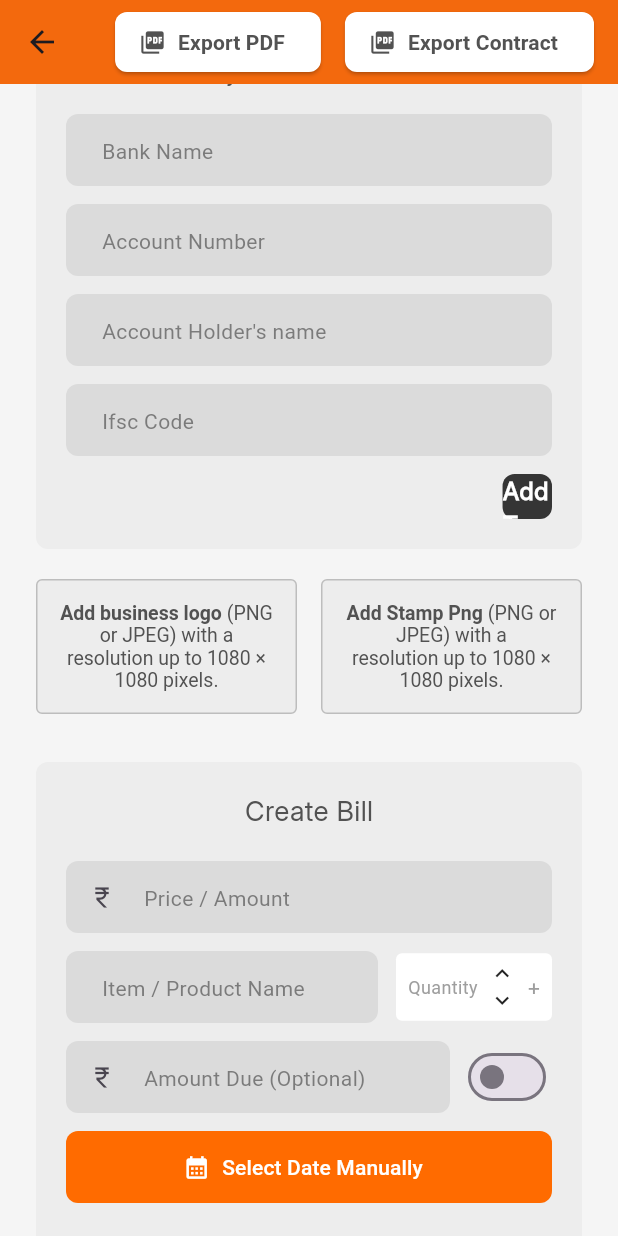
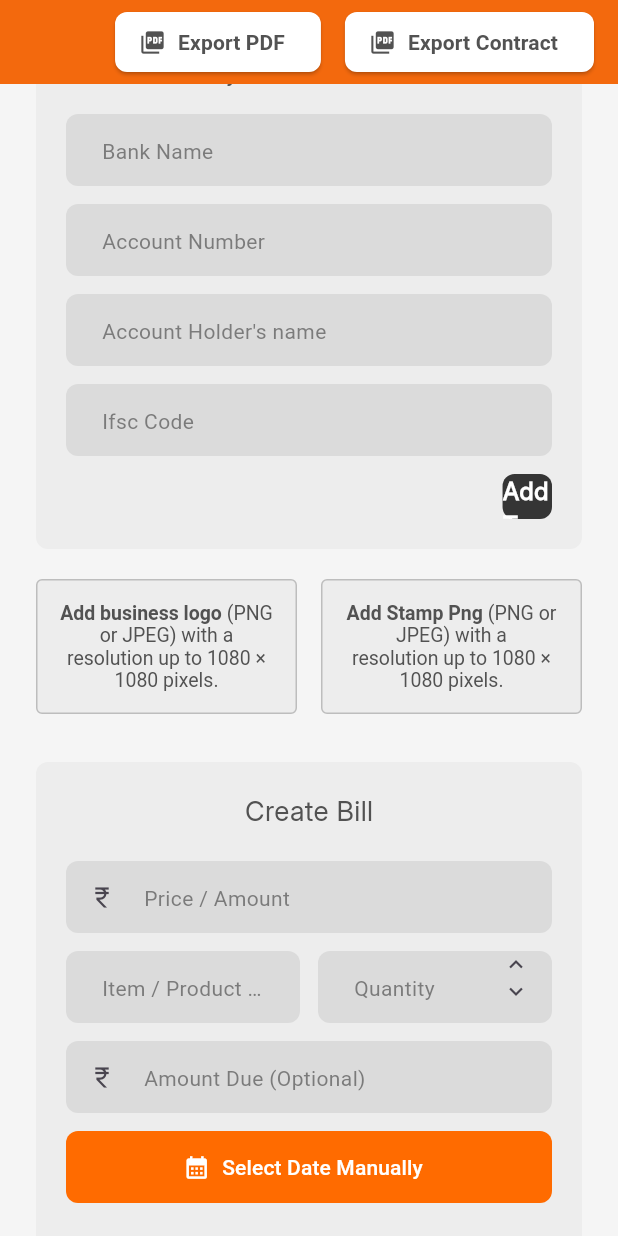
Before and after one commit to arun1818456/start3x, a Flutter app: the InvoiceGenerator screen opened by its route, scrolled down 576 dp, on a phone screen of 412 x 824 dp. Run offline on Flutter 3.47's test engine with Material 3 defaults, Android fonts, the phone set to English and light mode, and no system bars; our stand-ins replace get, pdf, printing.

Commit message:
invoice button chnages and designs

```diff
--- a/lib/app/view/invoice_generator/invoice_generator.dart
+++ b/lib/app/view/invoice_generator/invoice_generator.dart
@@ -23,6 +23,7 @@ class _InvoiceGeneratorState extends State<InvoiceGenerator> {
       builder: (controller) => Scaffold(
         backgroundColor: const Color(0xFFF5F5F5),
         appBar: AppBar(
+          leading: SizedBox(),
           centerTitle: true,
           title: const Text(
             'Invoice Generator',
@@ -331,22 +332,11 @@ class _InvoiceGeneratorState extends State<InvoiceGenerator> {
                   ),
                   const SizedBox(width: 12),
                   Expanded(
-                    child: Container(
-                      height: 45,
-                      padding: const EdgeInsets.symmetric(horizontal: 8),
-                      decoration: BoxDecoration(
-                        color: Colors.white,
-                        borderRadius: BorderRadius.circular(4),
-                      ),
-                      child: Row(
-                        children: [
-                          const Text(
-                            'Quantity',
-                            style: TextStyle(fontSize: 12, color: Colors.grey),
-                          ),
-                          const Spacer(),
-                          Column(
-                            mainAxisAlignment: MainAxisAlignment.center,
+                    flex: 2,
+                    child: MyTextFieldForm(
+                      hintText: 'Quantity',
+                      controller: controller.itemNameController,
+                      suffixIcon: Column(
                         children: [
                           InkWell(
                             onTap: () =>
@@ -366,11 +356,7 @@ class _InvoiceGeneratorState extends State<InvoiceGenerator> {
                               Icons.keyboard_arrow_down,
                               size: 18,
                             ),
-                              ),
-                            ],
-                          ),
-                          const SizedBox(width: 8),
-                          const Text('+', style: TextStyle(color: Colors.grey)),
+                          )
                         ],
                       ),
                     ),
@@ -378,24 +364,10 @@ class _InvoiceGeneratorState extends State<InvoiceGenerator> {
                 ],
               ),
               const SizedBox(height: 12),
-              Row(
-                children: [
-                  Expanded(
-                    child: MyTextFieldForm(
+            MyTextFieldForm(
               hintText: 'Amount Due (Optional)',
               controller: controller.amountDueOptionalController,
               prefixIcon: Icon(Icons.currency_rupee,size: 18,),
-                    ),
-                  ),
-                  const SizedBox(width: 8),
-                  Switch(
-                    value: controller.isAmountDueEnabled,
-                    onChanged: (val) =>
-                        setState(() => controller.isAmountDueEnabled = val),
-                    activeTrackColor: Colors.orange.withAlpha(120),
-                    activeThumbColor: Colors.orange,
-                  ),
-                ],
             ),
               const SizedBox(height: 12),
               ElevatedButton.icon(
```
Lines whose indentation alone changed are shown as unchanged.
